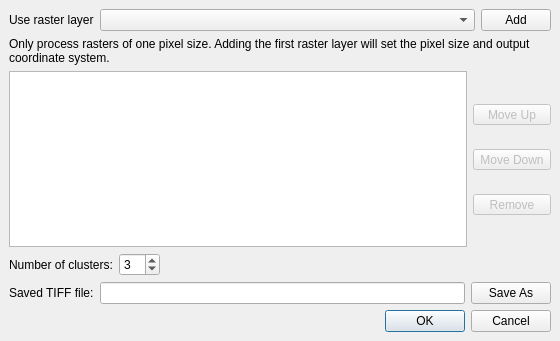
The window that pat/gui/kMeansCluster_dialog_base.ui (CSIRO-Precision-Agriculture/PAT_QGIS_Plugin) describes before a commit, drawn with Qt 5.
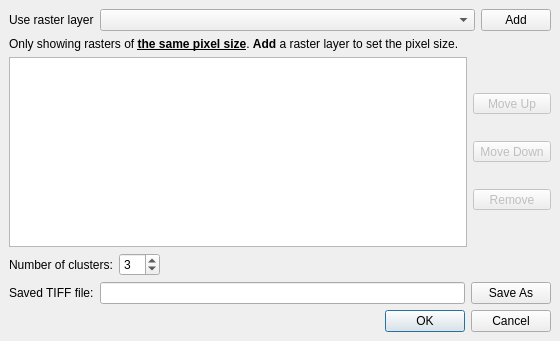
The same window after the commit. Custom widgets are drawn as their Qt base class.

Commit message: #43 2to3: K-means cluster tool

Diff of the .ui file:
```diff
--- a/pat/gui/kMeansCluster_dialog_base.ui
+++ b/pat/gui/kMeansCluster_dialog_base.ui
@@ -368,7 +368,7 @@
       <item row="1" column="0" colspan="2">
        <widget class="QLabel" name="lblPixelFilter">
         <property name="text">
-         <string>&lt;html&gt;&lt;head/&gt;&lt;body&gt;&lt;p&gt;Only process rasters of one pixel size. Adding the first raster layer will set the pixel size and output coordinate system.&lt;/p&gt;&lt;/body&gt;&lt;/html&gt;</string>
+         <string>&lt;html&gt;&lt;head/&gt;&lt;body&gt;&lt;p&gt;Only showing rasters of &lt;span style=&quot; font-weight:600; text-decoration: underline;&quot;&gt;the same pixel size&lt;/span&gt;. &lt;span style=&quot; font-weight:600;&quot;&gt;Add&lt;/span&gt; a raster layer to set the pixel size.&lt;/p&gt;&lt;/body&gt;&lt;/html&gt;</string>
         </property>
         <property name="wordWrap">
          <bool>true</bool>
```
Left out of the diff: 25 changed lines with no effect on the pictures. The commit also changes 2 other files.
